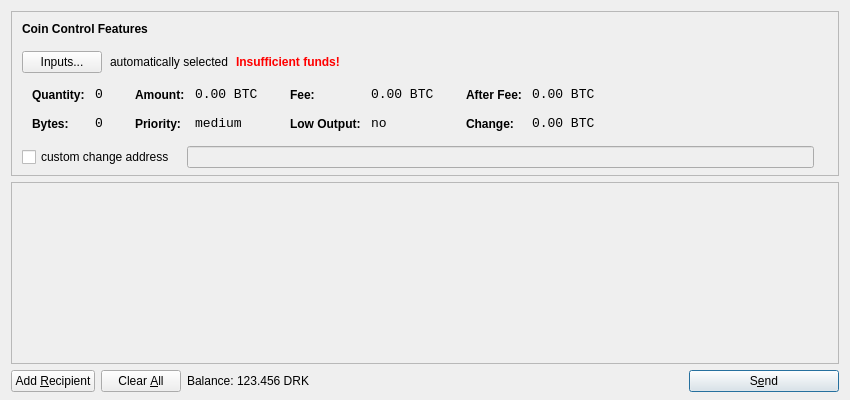
Qt form src/qt/forms/sendcoinsdialog.ui (zillioncoin/zillioncoin) before a commit.
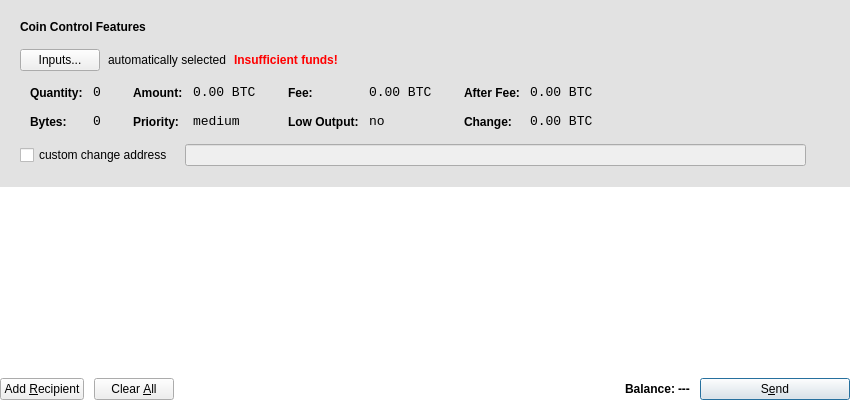
The same form after that commit. Icons and pictures are not drawn.

The edit to the form file:
```diff
--- a/src/qt/forms/sendcoinsdialog.ui
+++ b/src/qt/forms/sendcoinsdialog.ui
@@ -13,9 +13,30 @@
   <property name="windowTitle">
    <string>Send Coins</string>
   </property>
+  <property name="autoFillBackground">
+   <bool>false</bool>
+  </property>
+  <property name="styleSheet">
+   <string notr="true">QDialog#SendCoinsDialog{background-color: transparent;}</string>
+  </property>
+  <property name="windowFilePath">
+   <string/>
+  </property>
   <layout class="QVBoxLayout" name="verticalLayout" stretch="0,1,0">
+   <property name="spacing">
+    <number>0</number>
+   </property>
+   <property name="leftMargin">
+    <number>0</number>
+   </property>
+   <property name="topMargin">
+    <number>0</number>
+   </property>
+   <property name="rightMargin">
+    <number>0</number>
+   </property>
    <property name="bottomMargin">
-    <number>8</number>
+    <number>0</number>
    </property>
    <item>
     <widget class="QFrame" name="frameCoinControl">
@@ -31,15 +52,21 @@
        <height>16777215</height>
       </size>
      </property>
+     <property name="styleSheet">
+      <string notr="true">QFrame#frameCoinControl{background-color:#6dBBBBBB;}</string>
+     </property>
      <property name="frameShape">
-      <enum>QFrame::StyledPanel</enum>
+      <enum>QFrame::NoFrame</enum>
      </property>
      <property name="frameShadow">
-      <enum>QFrame::Sunken</enum>
+      <enum>QFrame::Plain</enum>
+     </property>
+     <property name="lineWidth">
+      <number>0</number>
      </property>
      <layout class="QVBoxLayout" name="verticalLayoutCoinControl2">
       <property name="spacing">
-       <number>-1</number>
+       <number>6</number>
       </property>
       <property name="leftMargin">
        <number>0</number>
@@ -51,7 +78,7 @@
        <number>0</number>
       </property>
       <property name="bottomMargin">
-       <number>6</number>
+       <number>20</number>
       </property>
       <item>
        <layout class="QVBoxLayout" name="verticalLayoutCoinControl" stretch="0,0,0,0,1">
@@ -59,10 +86,13 @@
          <number>0</number>
         </property>
         <property name="leftMargin">
-         <number>10</number>
+         <number>20</number>
         </property>
         <property name="topMargin">
-         <number>10</number>
+         <number>20</number>
+        </property>
+        <property name="rightMargin">
+         <number>20</number>
         </property>
         <item>
          <layout class="QHBoxLayout" name="horizontalLayoutCoinControl1">
@@ -109,6 +139,16 @@
             <property name="text">
              <string>Inputs...</string>
             </property>
+            <property name="icon">
+             <iconset resource="../bitcoin.qrc">
+              <normaloff>:/icons/inputs</normaloff>:/icons/inputs</iconset>
+            </property>
+            <property name="iconSize">
+             <size>
+              <width>24</width>
+              <height>24</height>
+             </size>
+            </property>
            </widget>
           </item>
           <item>
@@ -617,6 +657,12 @@
    </item>
    <item>
     <widget class="QScrollArea" name="scrollArea">
+     <property name="styleSheet">
+      <string notr="true">QScrollArea#scrollArea{background-color: transparent;border:none;}</string>
+     </property>
+     <property name="lineWidth">
+      <number>0</number>
+     </property>
      <property name="widgetResizable">
       <bool>true</bool>
      </property>
@@ -625,10 +671,13 @@
        <rect>
         <x>0</x>
         <y>0</y>
-        <width>830</width>
-        <height>165</height>
+        <width>850</width>
+        <height>155</height>
        </rect>
       </property>
+      <property name="styleSheet">
+       <string notr="true">QWidget#scrollAreaWidgetContents{background-color:#4dffffff;border:none;}</string>
+      </property>
       <layout class="QVBoxLayout" name="verticalLayout_2">
        <property name="margin">
         <number>0</number>
@@ -659,6 +708,9 @@
    </item>
    <item>
     <layout class="QHBoxLayout" name="horizontalLayout">
+     <property name="topMargin">
+      <number>10</number>
+     </property>
      <item>
       <widget class="QPushButton" name="addButton">
        <property name="toolTip">
@@ -676,6 +728,22 @@
        </property>
       </widget>
      </item>
+     <item>
+      <spacer name="horizontalSpacer_2">
+       <property name="orientation">
+        <enum>Qt::Horizontal</enum>
+       </property>
+       <property name="sizeType">
+        <enum>QSizePolicy::Fixed</enum>
+       </property>
+       <property name="sizeHint" stdset="0">
+        <size>
+         <width>10</width>
+         <height>10</height>
+        </size>
+       </property>
+      </spacer>
+     </item>
      <item>
       <widget class="QPushButton" name="clearButton">
        <property name="sizePolicy">
@@ -702,6 +770,19 @@
        </property>
       </widget>
      </item>
+     <item>
+      <spacer name="horizontalSpacer">
+       <property name="orientation">
+        <enum>Qt::Horizontal</enum>
+       </property>
+       <property name="sizeHint" stdset="0">
+        <size>
+         <width>40</width>
+         <height>20</height>
+        </size>
+       </property>
+      </spacer>
+     </item>
      <item>
       <layout class="QHBoxLayout" name="horizontalLayout_2">
        <property name="spacing">
@@ -709,6 +790,9 @@
        </property>
        <item>
         <widget class="QLabel" name="label">
+         <property name="styleSheet">
+          <string notr="true">font-weight:bold;</string>
+         </property>
          <property name="text">
           <string>Balance:</string>
          </property>
@@ -719,8 +803,11 @@
          <property name="cursor">
           <cursorShape>IBeamCursor</cursorShape>
          </property>
+         <property name="styleSheet">
+          <string notr="true">font-weight:bold;</string>
+         </property>
          <property name="text">
-          <string>123.456 DRK</string>
+          <string>---</string>
          </property>
          <property name="textInteractionFlags">
           <set>Qt::LinksAccessibleByMouse|Qt::TextSelectableByKeyboard|Qt::TextSelectableByMouse</set>
@@ -730,14 +817,17 @@
       </layout>
      </item>
      <item>
-      <spacer name="horizontalSpacer">
+      <spacer name="horizontalSpacer_3">
        <property name="orientation">
         <enum>Qt::Horizontal</enum>
        </property>
+       <property name="sizeType">
+        <enum>QSizePolicy::Fixed</enum>
+       </property>
        <property name="sizeHint" stdset="0">
         <size>
-         <width>40</width>
-         <height>20</height>
+         <width>10</width>
+         <height>10</height>
         </size>
        </property>
       </spacer>
```
Left out of the diff: 34 changed lines with no effect on the pictures.
